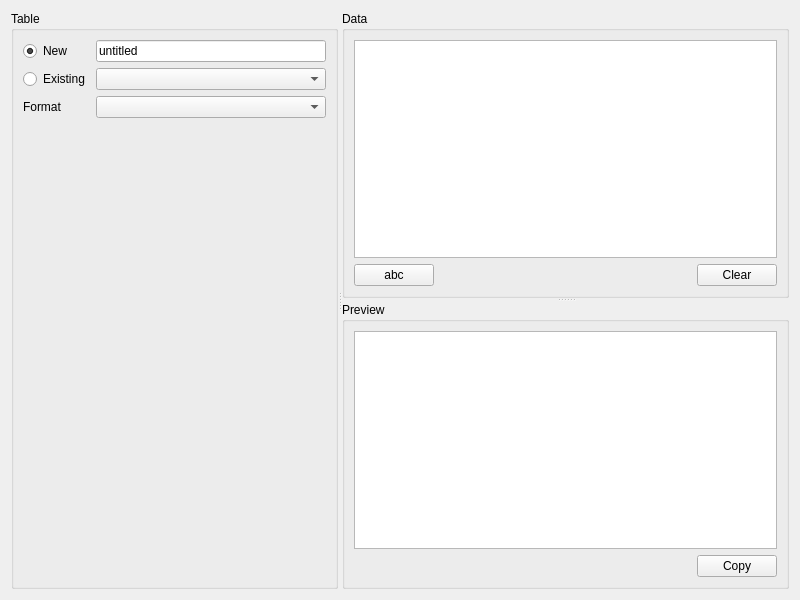
First picture: the form in src/widget/dataimportwidget.ui, repository mugiseyebrows/mugi-query, before the edit.
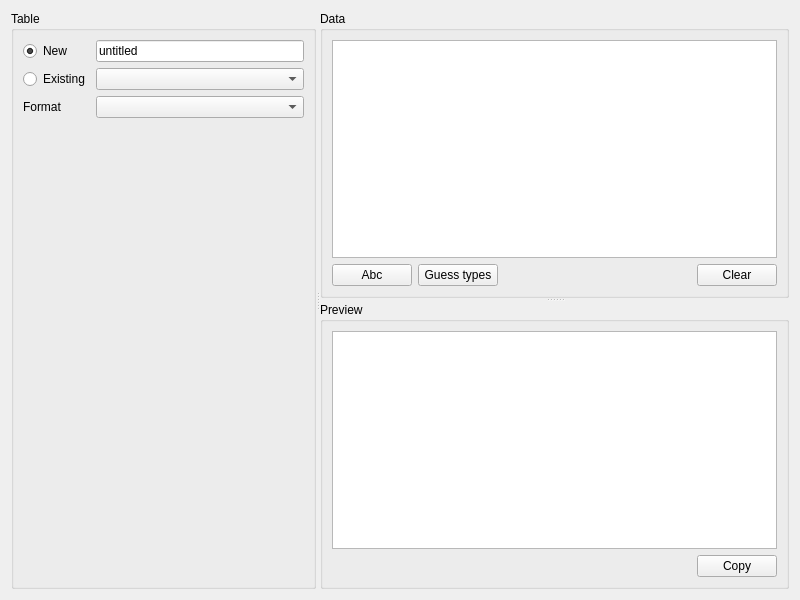
Second picture: the form after the edit. Custom widgets are drawn as their Qt base class.

The edit to the form file:
```diff
--- a/src/widget/dataimportwidget.ui
+++ b/src/widget/dataimportwidget.ui
@@ -103,7 +103,14 @@
           <item>
            <widget class="QPushButton" name="abc">
             <property name="text">
-             <string>abc</string>
+             <string>Abc</string>
+            </property>
+           </widget>
+          </item>
+          <item>
+           <widget class="QPushButton" name="guessTypes">
+            <property name="text">
+             <string>Guess types</string>
             </property>
            </widget>
           </item>
```
